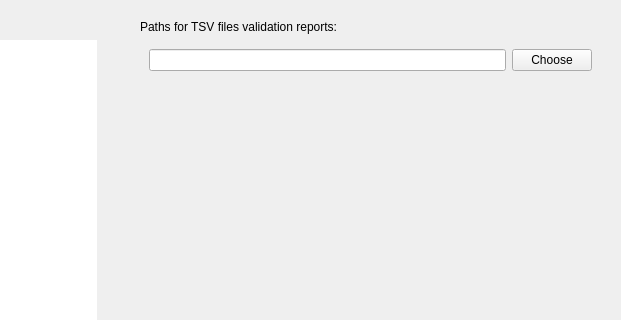
Before: the Qt Designer form tools/CEAMSTools/ValidateSnoozTSVFile/InputoutputFilesStep/Ui_InputoutputFilesStep.ui in SnoozToolbox/snooz-package-ceams, drawn with Qt 5; both pictures show x 384 to 1005 and y 0 to 320 of the 1005 by 689 pixel window.
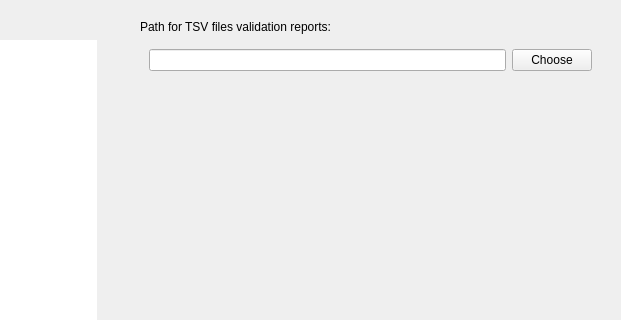
After: the same form once the commit is applied.

What changed in the file:
```diff
--- a/tools/CEAMSTools/ValidateSnoozTSVFile/InputoutputFilesStep/Ui_InputoutputFilesStep.ui
+++ b/tools/CEAMSTools/ValidateSnoozTSVFile/InputoutputFilesStep/Ui_InputoutputFilesStep.ui
@@ -98,7 +98,7 @@
         <item>
          <widget class="QLabel" name="label">
           <property name="text">
-           <string>&lt;html&gt;&lt;head/&gt;&lt;body&gt;&lt;p&gt;Paths for TSV files validation reports:&lt;/p&gt;&lt;/body&gt;&lt;/html&gt;</string>
+           <string>&lt;html&gt;&lt;head/&gt;&lt;body&gt;&lt;p&gt;Path for TSV files validation reports:&lt;/p&gt;&lt;/body&gt;&lt;/html&gt;</string>
           </property>
          </widget>
         </item>
```
